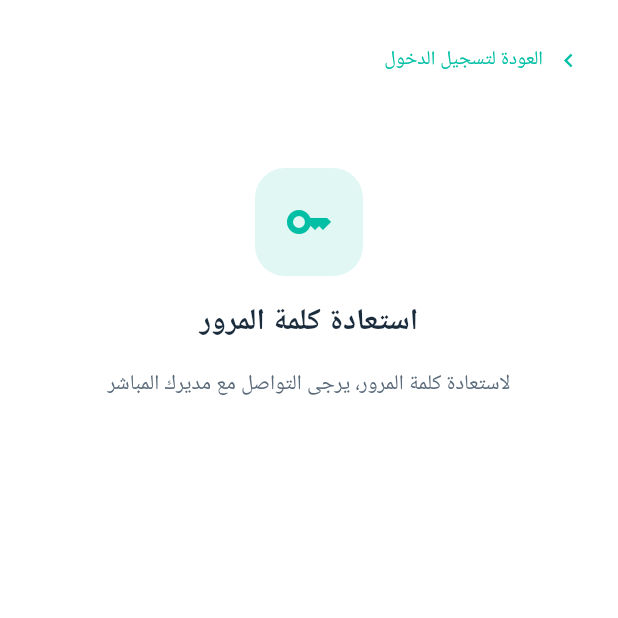
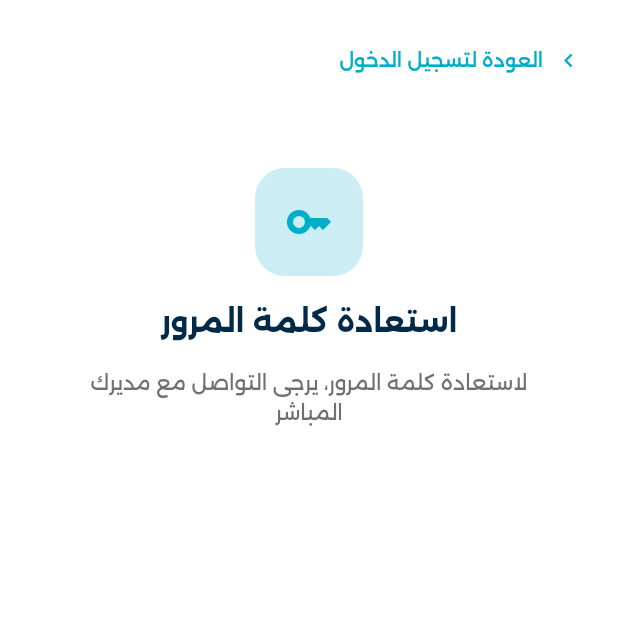
Before and after one commit to marwanhamedahmedmaher-sudo/Aman_One, a Flutter app: the screen it shows after launch, after a tap on an icon or button, on a phone screen of 412 x 824 dp, the top half of it. Run offline on Flutter 3.47's test engine with Material 3 defaults, Android fonts, the phone set to English and light mode, and no system bars; our stand-ins replace flutter_secure_storage, local_auth, supabase_flutter; missing offline and left inert: mixpanel_flutter; accounts and stored records are empty; network calls fail.

Commit message:
Apply Aman brand palette + Alexandria typeface
Full brand-refresh pass on the design-system layer so every widget
picks up the new palette and typography without a call-site edit.
Source of truth: the brand CSS spec ('Aman Design System —
Foundations' from the Brand Refresh PDF / color Swatchs.pdf).

Palette — AppColors now exposes the full brand scales (teal,
navy, orange, brick, carbon) AND keeps the existing semantic
identifiers (primary, textDark, buttonOrange, etc.) pointed at the
new brand values. Every screen that already uses the semantic
aliases picks up the refresh for free:

  primary / buttonTeal / tabActive → teal-100 #00AEC7 (matches
    the launcher-icon teal exactly; was a slightly greener
    #00BFA5 mint-teal).
  primaryDark → teal-110 #02758C (desaturated deep teal).
  buttonOrange → orange-100 #DC6B2F (was bright #FF7043).
  buttonRed → brick-100 #AB2328 (was #E53935).
  textDark → navy-100 #002A47 per --fg-1 (was #1A2B3C).
  textMedium → carbon-70 #707070 per --fg-2.
  textLight / tabInactive → carbon-40 #ADADAD per --fg-3.

Also drops the unused primaryVeryLight and wires ThemeData's
colorScheme explicitly with on-color pairs (onPrimary, onError,
onSurface) so Material defaults — FAB ripples, error helper text,
focus rings — inherit the brand instead of falling back to plum
purple.

Typeface — bundles Alexandria (Regular / Medium / SemiBold / Bold
= 400 / 500 / 600 / 700, matching every weight _alexandria() is
ever called with) as local assets in assets/fonts/ and wires them
via flutter.fonts in pubspec. Drops the google_fonts dependency —
the app had one call site for IBM Plex Arabic which is now
replaced, and pulling fonts over the network on first launch was
unreliable for reps on spotty field connectivity anyway. ~690 KB
of static TTF in exchange for deterministic offline rendering.

The theme exposes _fontFamily at the class level and sets it on
ThemeData.fontFamily so Material defaults (AppBar titles, Snackbar
content, ListTile text) also pick up Alexandria without per-widget
wiring.

```diff
--- a/lib/theme/app_theme.dart
+++ b/lib/theme/app_theme.dart
@@ -1,45 +1,93 @@
 import 'package:flutter/material.dart';
-import 'package:google_fonts/google_fonts.dart';
 
+// Aman Design System — Foundations
+// Palette mirrors tokens in the brand-refresh CSS spec.
+// Source: Aman Brand Refresh PDF (color Swatchs.pdf).
 class AppColors {
+  // ===== Brand scales =====
+
+  // Teal (Pantone 3125 C) — primary
+  static const Color teal20 = Color(0xFFCCEDF4);
+  static const Color teal40 = Color(0xFF99DBE9);
+  static const Color teal60 = Color(0xFF66CADD);
+  static const Color teal80 = Color(0xFF33B8D2);
+  static const Color teal100 = Color(0xFF00AEC7);
+  static const Color teal110 = Color(0xFF02758C);
+
+  // Navy (Pantone 302 C) — supporting
+  static const Color navy60 = Color(0xFF33627D);
+  static const Color navy80 = Color(0xFF66899D);
+  static const Color navy100 = Color(0xFF002A47);
+  static const Color navyDeep = Color(0xFF003B5C);
+
+  // Orange (Pantone 7578 C) — positive emphasis
+  static const Color orange20 = Color(0xFFF8E1D5);
+  static const Color orange40 = Color(0xFFF1C4AC);
+  static const Color orange70 = Color(0xFFE6976D);
+  static const Color orange100 = Color(0xFFDC6B2F);
+
+  // Brick red (Pantone 7621 C) — warning / urgent
+  static const Color brick20 = Color(0xFFEED3D4);
+  static const Color brick40 = Color(0xFFDDA7A9);
+  static const Color brick70 = Color(0xFFC46569);
+  static const Color brick100 = Color(0xFFAB2328);
+
+  // Carbon neutrals
+  static const Color carbon20 = Color(0xFFD6D6D6);
+  static const Color carbon40 = Color(0xFFADADAD);
+  static const Color carbon70 = Color(0xFF707070);
+  static const Color carbon100 = Color(0xFF333333);
+
+  static const Color black = Color(0xFF000000);
+  static const Color white = Color(0xFFFFFFFF);
+
+  // ===== Semantic aliases (kept stable for existing call sites) =====
+
   // Primary
-  static const Color primary = Color(0xFF00BFA5);
-  static const Color primaryDark = Color(0xFF009688);
-  static const Color primaryLight = Color(0xFFE0F7F4);
-  static const Color primaryVeryLight = Color(0xFFF0FBF9);
+  static const Color primary = teal100;
+  static const Color primaryDark = teal110;
+  static const Color primaryLight = teal20;
 
   // Buttons
-  static const Color buttonTeal = Color(0xFF00BFA5);
-  static const Color buttonOrange = Color(0xFFFF7043);
-  static const Color buttonRed = Color(0xFFE53935);
+  static const Color buttonTeal = teal100;
+  static const Color buttonOrange = orange100;
+  static const Color buttonRed = brick100;
 
-  // Background
-  static const Color background = Color(0xFFF2F4F7);
-  static const Color white = Color(0xFFFFFFFF);
+  // Backgrounds
+  static const Color background = Color(0xFFF2F4F7); // --bg-base
 
   // Text
-  static const Color textDark = Color(0xFF1A2B3C);
-  static const Color textMedium = Color(0xFF5A6A7A);
-  static const Color textLight = Color(0xFF9EA7B0);
-  static const Color textWhite = Color(0xFFFFFFFF);
+  static const Color textDark = navy100; // --fg-1
+  static const Color textMedium = carbon70; // --fg-2
+  static const Color textLight = carbon40; // --fg-3
+  static const Color textWhite = white;
 
   // Input
-  static const Color border = Color(0xFFE0E6ED);
-  static const Color inputBg = Color(0xFFFAFBFC);
+  static const Color border = Color(0xFFE0E6ED); // --border-subtle
+  static const Color inputBg = Color(0xFFFAFBFC); // --bg-input
 
   // Tab
-  static const Color tabActive = Color(0xFF00BFA5);
-  static const Color tabInactive = Color(0xFF9EA7B0);
+  static const Color tabActive = teal100;
+  static const Color tabInactive = carbon40;
+
+  // States
+  static const Color success = teal100;
+  static const Color warning = orange100;
+  static const Color danger = brick100;
 }
 
 class AppTheme {
-  static TextStyle _ibmPlexArabic({
+  // Aman brand typeface — bundled as a local asset (see pubspec.yaml fonts).
+  static const String _fontFamily = 'Alexandria';
+
+  static TextStyle _alexandria({
     double fontSize = 14,
     FontWeight fontWeight = FontWeight.w400,
     Color color = AppColors.textDark,
     double? height,
   }) {
-    return GoogleFonts.ibmPlexSansArabic(
+    return TextStyle(
+      fontFamily: _fontFamily,
       fontSize: fontSize,
       fontWeight: fontWeight,
       color: color,
@@ -48,70 +96,70 @@ class AppTheme {
   }
 
   // Headings
-  static TextStyle get heading1 => _ibmPlexArabic(
+  static TextStyle get heading1 => _alexandria(
         fontSize: 24,
         fontWeight: FontWeight.w700,
         color: AppColors.textWhite,
       );
 
-  static TextStyle get heading2 => _ibmPlexArabic(
+  static TextStyle get heading2 => _alexandria(
         fontSize: 20,
         fontWeight: FontWeight.w700,
         color: AppColors.textDark,
       );
 
-  static TextStyle get heading3 => _ibmPlexArabic(
+  static TextStyle get heading3 => _alexandria(
         fontSize: 18,
         fontWeight: FontWeight.w700,
         color: AppColors.textDark,
       );
 
   // Body
-  static TextStyle get bodyLarge => _ibmPlexArabic(
+  static TextStyle get bodyLarge => _alexandria(
         fontSize: 16,
         fontWeight: FontWeight.w500,
         color: AppColors.textDark,
       );
 
-  static TextStyle get bodyMedium => _ibmPlexArabic(
+  static TextStyle get bodyMedium => _alexandria(
         fontSize: 14,
         fontWeight: FontWeight.w400,
         color: AppColors.textMedium,
       );
 
-  static TextStyle get bodySmall => _ibmPlexArabic(
+  static TextStyle get bodySmall => _alexandria(
         fontSize: 12,
         fontWeight: FontWeight.w400,
         color: AppColors.textLight,
       );
 
   // Buttons
-  static TextStyle get buttonText => _ibmPlexArabic(
+  static TextStyle get buttonText => _alexandria(
         fontSize: 16,
         fontWeight: FontWeight.w600,
         color: AppColors.textWhite,
       );
 
-  static TextStyle get linkText => _ibmPlexArabic(
+  static TextStyle get linkText => _alexandria(
         fontSize: 14,
         fontWeight: FontWeight.w500,
         color: AppColors.primary,
       );
 
   // Labels
-  static TextStyle get labelText => _ibmPlexArabic(
+  static TextStyle get labelText => _alexandria(
         fontSize: 13,
         fontWeight: FontWeight.w500,
         color: AppColors.textMedium,
       );
 
-  static TextStyle get inputText => _ibmPlexArabic(
+  static TextStyle get inputText => _alexandria(
         fontSize: 15,
         fontWeight: FontWeight.w400,
         color: AppColors.textDark,
       );
 
-  static TextStyle get hintText => _ibmPlexArabic(
+  static TextStyle get hintText => _alexandria(
         fontSize: 15,
         fontWeight: FontWeight.w400,
         color: AppColors.textLight,
@@ -166,12 +214,17 @@ class AppTheme {
       useMaterial3: true,
       brightness: Brightness.light,
       scaffoldBackgroundColor: AppColors.background,
+      fontFamily: _fontFamily,
       colorScheme: const ColorScheme.light(
-        primary: AppColors.primary,
-        secondary: AppColors.buttonOrange,
+        primary: AppColors.teal100,
+        onPrimary: AppColors.white,
+        secondary: AppColors.orange100,
+        onSecondary: AppColors.white,
+        error: AppColors.brick100,
+        onError: AppColors.white,
         surface: AppColors.white,
+        onSurface: AppColors.navy100,
       ),
-      textTheme: GoogleFonts.ibmPlexSansArabicTextTheme(),
       appBarTheme: const AppBarTheme(
         backgroundColor: Colors.transparent,
         elevation: 0,
```
Also changed, not shown: pubspec.yaml (+11 -1 lines), assets/fonts/Alexandria-Bold.ttf (added), assets/fonts/Alexandria-Medium.ttf (added), assets/fonts/Alexandria-Regular.ttf (added), assets/fonts/Alexandria-SemiBold.ttf (added), pubspec.lock.
